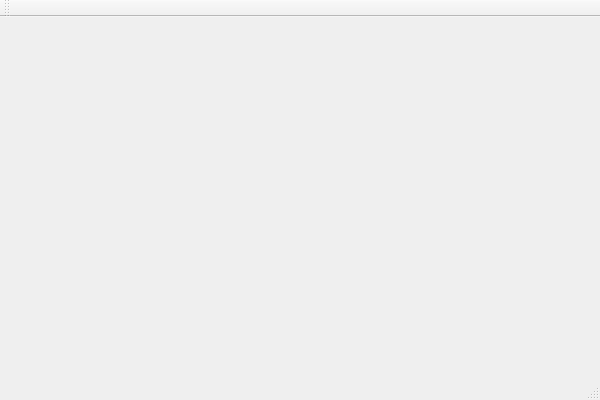
First picture: the form in LightDetection/Server/Server.ui, repository myzhyu/LightDetection, before the edit.
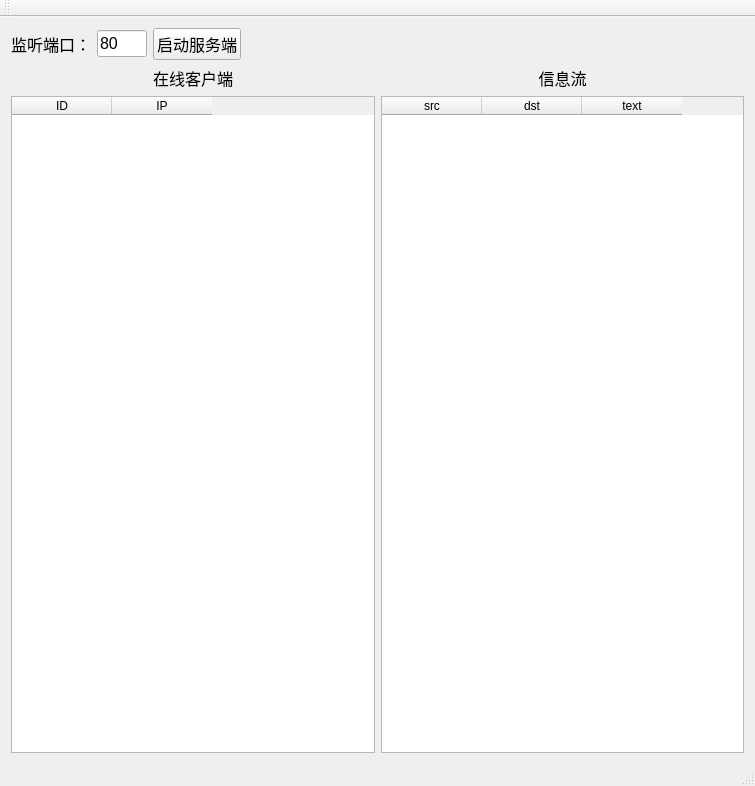
Second picture: the form after the edit.

Commit message: Mod:主界面初定

The edit to the form file:
```diff
--- a/LightDetection/Server/Server.ui
+++ b/LightDetection/Server/Server.ui
@@ -6,14 +6,166 @@
    <rect>
     <x>0</x>
     <y>0</y>
-    <width>600</width>
-    <height>400</height>
+    <width>755</width>
+    <height>786</height>
    </rect>
   </property>
   <property name="windowTitle">
    <string>LightDetectionServer</string>
   </property>
-  <widget class="QWidget" name="centralWidget"/>
+  <widget class="QWidget" name="centralWidget">
+   <layout class="QVBoxLayout" name="verticalLayout">
+    <item>
+     <layout class="QHBoxLayout" name="horizontalLayout">
+      <item>
+       <widget class="QLabel" name="label">
+        <property name="font">
+         <font>
+          <pointsize>12</pointsize>
+         </font>
+        </property>
+        <property name="text">
+         <string>监听端口：</string>
+        </property>
+       </widget>
+      </item>
+      <item>
+       <widget class="QLineEdit" name="lineEdit_port">
+        <property name="maximumSize">
+         <size>
+          <width>50</width>
+          <height>16777215</height>
+         </size>
+        </property>
+        <property name="font">
+         <font>
+          <pointsize>12</pointsize>
+         </font>
+        </property>
+        <property name="text">
+         <string>80</string>
+        </property>
+       </widget>
+      </item>
+      <item>
+       <widget class="QPushButton" name="pushButton_start">
+        <property name="font">
+         <font>
+          <pointsize>12</pointsize>
+         </font>
+        </property>
+        <property name="text">
+         <string>启动服务端</string>
+        </property>
+       </widget>
+      </item>
+      <item>
+       <spacer name="horizontalSpacer">
+        <property name="orientation">
+         <enum>Qt::Horizontal</enum>
+        </property>
+        <property name="sizeHint" stdset="0">
+         <size>
+          <width>40</width>
+          <height>20</height>
+         </size>
+        </property>
+       </spacer>
+      </item>
+     </layout>
+    </item>
+    <item>
+     <layout class="QHBoxLayout" name="horizontalLayout_2">
+      <property name="topMargin">
+       <number>0</number>
+      </property>
+      <property name="rightMargin">
+       <number>0</number>
+      </property>
+      <item>
+       <layout class="QVBoxLayout" name="verticalLayout_2">
+        <property name="leftMargin">
+         <number>0</number>
+        </property>
+        <property name="topMargin">
+         <number>0</number>
+        </property>
+        <item>
+         <widget class="QLabel" name="label_2">
+          <property name="font">
+           <font>
+            <pointsize>12</pointsize>
+           </font>
+          </property>
+          <property name="text">
+           <string>在线客户端</string>
+          </property>
+          <property name="alignment">
+           <set>Qt::AlignCenter</set>
+          </property>
+         </widget>
+        </item>
+        <item>
+         <widget class="QTableWidget" name="tableWidget_clientOnline">
+          <column>
+           <property name="text">
+            <string>ID</string>
+           </property>
+          </column>
+          <column>
+           <property name="text">
+            <string>IP</string>
+           </property>
+          </column>
+         </widget>
+        </item>
+       </layout>
+      </item>
+      <item>
+       <layout class="QVBoxLayout" name="verticalLayout_4">
+        <property name="leftMargin">
+         <number>0</number>
+        </property>
+        <item>
+         <widget class="QLabel" name="label_3">
+          <property name="font">
+           <font>
+            <pointsize>12</pointsize>
+           </font>
+          </property>
+          <property name="text">
+           <string>信息流</string>
+          </property>
+          <property name="alignment">
+           <set>Qt::AlignCenter</set>
+          </property>
+         </widget>
+        </item>
+        <item>
+         <widget class="QTableWidget" name="tableWidget">
+          <column>
+           <property name="text">
+            <string>src</string>
+           </property>
+          </column>
+          <column>
+           <property name="text">
+            <string>dst</string>
+           </property>
+          </column>
+          <column>
+           <property name="text">
+            <string>text</string>
+           </property>
+          </column>
+         </widget>
+        </item>
+       </layout>
+      </item>
+     </layout>
+    </item>
+   </layout>
+  </widget>
   <widget class="QMenuBar" name="menuBar">
    <property name="geometry">
     <rect>
```
Left out of the diff: 2 changed lines with no effect on the pictures.
